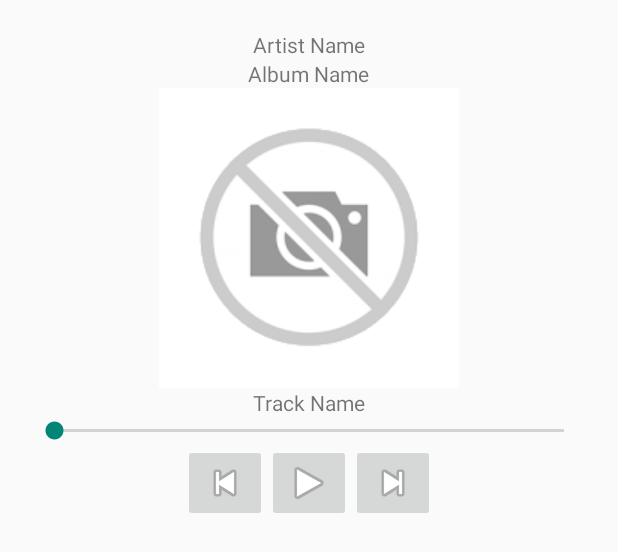
After one commit to adeneche/spotifiy-part1, an Android app: the layout player_fragment.xml on its own in the app's theme, with its tools: preview values and no code run, on a phone screen of 412 x 824 dp. The commit adds this screen. Shown: the top 552 px of the screen. Run offline under Robolectric (Android 15) with nearby library versions, the phone set to English and light mode, and no system bars.

Commit message:
Basic Preview Player Dialog

```diff
--- a/app/src/main/AndroidManifest.xml
+++ b/app/src/main/AndroidManifest.xml
@@ -3,6 +3,7 @@
     package="com.adeneche.spotifystreamer" >
 
     <uses-permission android:name="android.permission.INTERNET" />
+    <uses-permission android:name="android.permission.WAKE_LOCK" />
 
     <application
         android:allowBackup="true"
--- a/app/src/main/java/com/adeneche/spotifystreamer/parcels/TrackParcel.java
+++ b/app/src/main/java/com/adeneche/spotifystreamer/parcels/TrackParcel.java
@@ -14,17 +14,20 @@ public class TrackParcel implements Parcelable {
     public final String albumName;
     public final String trackName;
     public final String thumbnailUrl;
+    public final String previewUrl;
 
     public TrackParcel(Track track) {
         albumName = track.album.name;
         trackName = track.name;
         thumbnailUrl = Utils.selectImage(track.album.images, 200).url;
+        previewUrl = track.preview_url;
     }
 
     private TrackParcel(Parcel source) {
         albumName = source.readString();
         trackName = source.readString();
         thumbnailUrl = source.readString();
+        previewUrl = source.readString();
     }
 
     @Override
@@ -37,6 +40,7 @@ public class TrackParcel implements Parcelable {
         dest.writeString(albumName);
         dest.writeString(trackName);
         dest.writeString(thumbnailUrl);
+        dest.writeString(previewUrl);
     }
 
     public static ArrayList<TrackParcel> toParcelArrayList(final List<Track> tracks) {
--- /dev/null
+++ b/app/src/main/res/layout/player_fragment.xml
@@ -0,0 +1,53 @@
+<?xml version="1.0" encoding="utf-8"?>
+<LinearLayout xmlns:android="http://schemas.android.com/apk/res/android"
+    android:orientation="vertical"
+    android:layout_width="match_parent"
+    android:layout_height="match_parent"
+    android:gravity="center_horizontal"
+    android:padding="20dp">
+
+    <TextView
+        android:id="@+id/player_artist"
+        android:layout_width="wrap_content"
+        android:layout_height="wrap_content"
+        android:text="Artist Name" />
+    <TextView
+        android:id="@+id/player_album"
+        android:layout_width="wrap_content"
+        android:layout_height="wrap_content"
+        android:text="Album Name"/>
+    <ImageView
+        android:id="@+id/player_thumbnail"
+        android:layout_width="wrap_content"
+        android:layout_height="wrap_content"
+        android:src="@drawable/no_image_available" />
+    <TextView
+        android:id="@+id/player_track"
+        android:layout_width="wrap_content"
+        android:layout_height="wrap_content"
+        android:text="Track Name"/>
+    <SeekBar
+        android:layout_width="fill_parent"
+        android:layout_height="wrap_content" />
+    <LinearLayout
+        android:orientation="horizontal"
+        android:layout_width="fill_parent"
+        android:layout_height="wrap_content"
+        android:gravity="center">
+        <ImageButton
+            android:id="@+id/player_prev"
+            android:layout_width="wrap_content"
+            android:layout_height="wrap_content"
+            android:src="@android:drawable/ic_media_previous" />
+        <ImageButton
+            android:id="@+id/player_play"
+            android:layout_width="wrap_content"
+            android:layout_height="wrap_content"
+            android:src="@android:drawable/ic_media_play" />
+        <ImageButton
+            android:id="@+id/player_next"
+            android:layout_width="wrap_content"
+            android:layout_height="wrap_content"
+            android:src="@android:drawable/ic_media_next" />
+    </LinearLayout>
+</LinearLayout>
--- a/app/src/main/res/values/strings.xml
+++ b/app/src/main/res/values/strings.xml
@@ -3,5 +3,4 @@
     <string name="action_settings">Settings</string>
     <string name="search_hint">Artist Name</string>
     <string name="title_activity_top_ten">Top 10 Tracks</string>
-    <string name="hello_world">Wo-ho!</string>
 </resources>
```
Also changed, not shown: app/src/main/java/com/adeneche/spotifystreamer/PlayerDialog.java (added, +92 -0 lines), app/src/main/java/com/adeneche/spotifystreamer/TopTenActivityFragment.java (+22 -0 lines), 3 other files.
